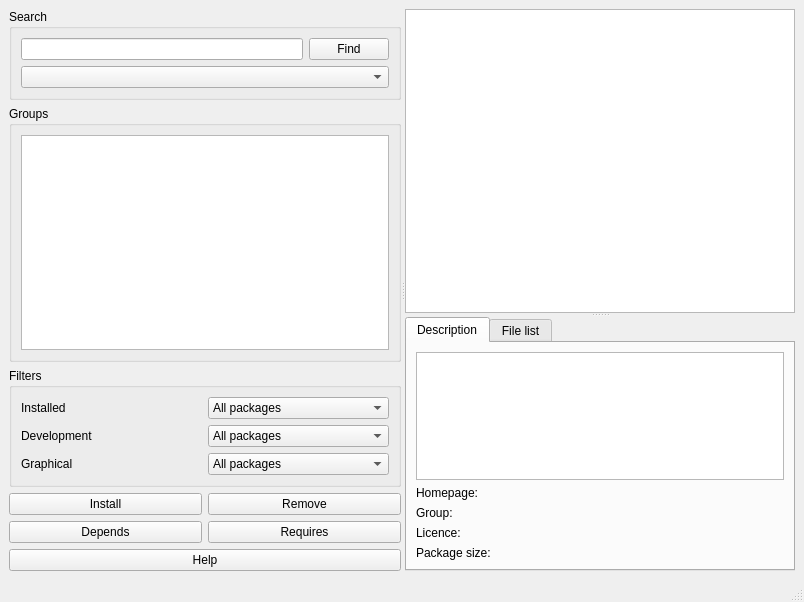
The window that gui/mainwindow.ui (freedesktop-unofficial-mirror/packagekit__PackageKit-Qt) describes before a commit, drawn with Qt 5.
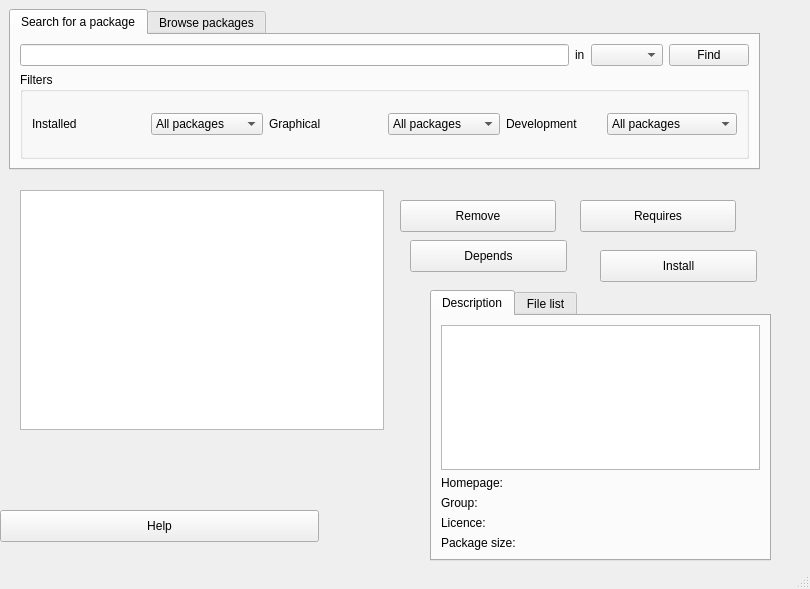
The same window after the commit. Icons and pictures are not drawn.

The edit to the form file:
```diff
--- a/gui/mainwindow.ui
+++ b/gui/mainwindow.ui
@@ -5,33 +5,46 @@
    <rect>
     <x>0</x>
     <y>0</y>
-    <width>804</width>
-    <height>602</height>
+    <width>810</width>
+    <height>589</height>
    </rect>
   </property>
   <property name="windowTitle" >
    <string>Add/Remove Software</string>
   </property>
   <widget class="QWidget" name="centralwidget" >
-   <layout class="QVBoxLayout" >
-    <item>
-     <widget class="QSplitter" name="splitter_2" >
-      <property name="orientation" >
-       <enum>Qt::Horizontal</enum>
-      </property>
-      <widget class="QWidget" name="layoutWidget" >
-       <layout class="QVBoxLayout" >
-        <item>
-         <widget class="QGroupBox" name="groupBox_3" >
-          <property name="title" >
-           <string>Search</string>
-          </property>
+   <widget class="QTabWidget" name="tabWidget" >
+    <property name="geometry" >
+     <rect>
+      <x>9</x>
+      <y>9</y>
+      <width>751</width>
+      <height>161</height>
+     </rect>
+    </property>
+    <property name="currentIndex" >
+     <number>0</number>
+    </property>
+    <widget class="QWidget" name="tab_3" >
+     <attribute name="title" >
+      <string>Search for a package</string>
+     </attribute>
           <layout class="QVBoxLayout" >
            <item>
             <layout class="QHBoxLayout" >
              <item>
               <widget class="QLineEdit" name="searchField" />
              </item>
+        <item>
+         <widget class="QLabel" name="label_2" >
+          <property name="text" >
+           <string>in</string>
+          </property>
+         </widget>
+        </item>
+        <item>
+         <widget class="QComboBox" name="comboBox" />
+        </item>
              <item>
               <widget class="QPushButton" name="buttonFind" >
                <property name="text" >
@@ -42,39 +55,21 @@
             </layout>
            </item>
            <item>
-            <widget class="QComboBox" name="comboBox" />
-           </item>
-          </layout>
-         </widget>
-        </item>
-        <item>
-         <widget class="QGroupBox" name="groupBox_2" >
-          <property name="title" >
-           <string>Groups</string>
-          </property>
-          <layout class="QVBoxLayout" >
-           <item>
-            <widget class="QListView" name="listView" />
-           </item>
-          </layout>
-         </widget>
-        </item>
-        <item>
          <widget class="QGroupBox" name="groupBox" >
           <property name="title" >
            <string>Filters</string>
           </property>
-          <layout class="QVBoxLayout" >
+        <layout class="QHBoxLayout" >
            <item>
-            <layout class="QGridLayout" >
-             <item row="0" column="0" >
+          <layout class="QHBoxLayout" >
+           <item>
               <widget class="QLabel" name="label_4" >
                <property name="text" >
                 <string>Installed</string>
                </property>
               </widget>
              </item>
-             <item row="0" column="1" >
+           <item>
               <widget class="QComboBox" name="comboInstalled" >
                <item>
                 <property name="text" >
@@ -93,14 +88,48 @@
                </item>
               </widget>
              </item>
-             <item row="1" column="0" >
+          </layout>
+         </item>
+         <item>
+          <layout class="QHBoxLayout" >
+           <item>
+            <widget class="QLabel" name="label_6" >
+             <property name="text" >
+              <string>Graphical</string>
+             </property>
+            </widget>
+           </item>
+           <item>
+            <widget class="QComboBox" name="comboGraphical" >
+             <item>
+              <property name="text" >
+               <string>All packages</string>
+              </property>
+             </item>
+             <item>
+              <property name="text" >
+               <string>Graphical</string>
+              </property>
+             </item>
+             <item>
+              <property name="text" >
+               <string>Text</string>
+              </property>
+             </item>
+            </widget>
+           </item>
+          </layout>
+         </item>
+         <item>
+          <layout class="QHBoxLayout" >
+           <item>
               <widget class="QLabel" name="label_5" >
                <property name="text" >
                 <string>Development</string>
                </property>
               </widget>
              </item>
-             <item row="1" column="1" >
+           <item>
               <widget class="QComboBox" name="comboDevelopment" >
                <item>
                 <property name="text" >
@@ -119,109 +148,42 @@
                </item>
               </widget>
              </item>
-             <item row="2" column="0" >
-              <widget class="QLabel" name="label_6" >
-               <property name="text" >
-                <string>Graphical</string>
-               </property>
-              </widget>
-             </item>
-             <item row="2" column="1" >
-              <widget class="QComboBox" name="comboGraphical" >
-               <item>
-                <property name="text" >
-                 <string>All packages</string>
-                </property>
-               </item>
-               <item>
-                <property name="text" >
-                 <string>Graphical</string>
-                </property>
-               </item>
-               <item>
-                <property name="text" >
-                 <string>Text</string>
-                </property>
-               </item>
-              </widget>
-             </item>
             </layout>
            </item>
           </layout>
          </widget>
         </item>
+     </layout>
+    </widget>
+    <widget class="QWidget" name="tab_4" >
+     <attribute name="title" >
+      <string>Browse packages</string>
+     </attribute>
+     <layout class="QHBoxLayout" >
         <item>
-         <layout class="QGridLayout" >
-          <item row="0" column="0" >
-           <widget class="QPushButton" name="buttonInstall" >
-            <property name="text" >
-             <string>Install</string>
-            </property>
-            <property name="icon" >
-             <iconset resource="resources.qrc" >:/pixmaps/install.svg</iconset>
-            </property>
-           </widget>
-          </item>
-          <item row="0" column="1" >
-           <widget class="QPushButton" name="buttonRemove" >
-            <property name="text" >
-             <string>Remove</string>
-            </property>
-            <property name="icon" >
-             <iconset resource="resources.qrc" >:/pixmaps/uninstall.svg</iconset>
-            </property>
-           </widget>
-          </item>
-          <item row="1" column="0" >
-           <widget class="QPushButton" name="buttonDepends" >
-            <property name="text" >
-             <string>Depends</string>
-            </property>
-            <property name="icon" >
-             <iconset resource="resources.qrc" >:/pixmaps/depends.svg</iconset>
-            </property>
-           </widget>
-          </item>
-          <item row="1" column="1" >
-           <widget class="QPushButton" name="buttonRequires" >
-            <property name="text" >
-             <string>Requires</string>
-            </property>
-            <property name="icon" >
-             <iconset resource="resources.qrc" >:/pixmaps/requires.svg</iconset>
-            </property>
-           </widget>
-          </item>
-          <item row="2" column="0" colspan="2" >
-           <widget class="QPushButton" name="buttonHelp" >
-            <property name="text" >
-             <string>Help</string>
-            </property>
-            <property name="icon" >
-             <iconset resource="resources.qrc" >:/pixmaps/help.svg</iconset>
-            </property>
-           </widget>
-          </item>
-         </layout>
-        </item>
-       </layout>
-      </widget>
-      <widget class="QSplitter" name="splitter" >
-       <property name="orientation" >
-        <enum>Qt::Vertical</enum>
-       </property>
-       <widget class="QListView" name="packageListView" >
-        <property name="sizePolicy" >
-         <sizepolicy vsizetype="Expanding" hsizetype="Expanding" >
-          <horstretch>0</horstretch>
-          <verstretch>2</verstretch>
-         </sizepolicy>
-        </property>
-        <property name="alternatingRowColors" >
-         <bool>true</bool>
-        </property>
+       <widget class="QGroupBox" name="groupBox_2" >
+        <property name="title" >
+         <string>Groups</string>
+        </property>
+        <layout class="QVBoxLayout" >
+         <item>
+          <widget class="QListView" name="groupsView" />
+         </item>
+        </layout>
+       </widget>
+      </item>
+     </layout>
+    </widget>
        </widget>
        <widget class="QTabWidget" name="descriptionTabs" >
+    <property name="geometry" >
+     <rect>
+      <x>430</x>
+      <y>290</y>
+      <width>341</width>
+      <height>271</height>
+     </rect>
+    </property>
         <property name="sizePolicy" >
          <sizepolicy vsizetype="Expanding" hsizetype="Expanding" >
           <horstretch>0</horstretch>
@@ -240,15 +202,15 @@
            <widget class="QTextBrowser" name="detail_desc" />
           </item>
           <item>
-           <layout class="QHBoxLayout" >
-            <item>
+       <layout class="QGridLayout" >
+        <item row="0" column="0" >
              <widget class="QLabel" name="label_11" >
               <property name="text" >
                <string>Homepage:</string>
               </property>
              </widget>
             </item>
-            <item>
+        <item row="0" column="1" >
              <widget class="QLabel" name="detail_url" >
               <property name="text" >
                <string/>
@@ -264,54 +226,42 @@
               </property>
              </widget>
             </item>
-           </layout>
-          </item>
-          <item>
-           <layout class="QHBoxLayout" >
-            <item>
+        <item row="1" column="0" >
              <widget class="QLabel" name="label_9" >
               <property name="text" >
                <string>Group:</string>
               </property>
              </widget>
             </item>
-            <item>
+        <item row="1" column="1" >
              <widget class="QLabel" name="detail_group" >
               <property name="text" >
                <string/>
               </property>
              </widget>
             </item>
-           </layout>
-          </item>
-          <item>
-           <layout class="QHBoxLayout" >
-            <item>
+        <item row="2" column="0" >
              <widget class="QLabel" name="label_7" >
               <property name="text" >
                <string>Licence:</string>
               </property>
              </widget>
             </item>
-            <item>
+        <item row="2" column="1" >
              <widget class="QLabel" name="detail_licence" >
               <property name="text" >
                <string/>
               </property>
              </widget>
             </item>
-           </layout>
-          </item>
-          <item>
-           <layout class="QHBoxLayout" >
-            <item>
+        <item row="3" column="0" >
              <widget class="QLabel" name="label" >
               <property name="text" >
                <string>Package size:</string>
               </property>
              </widget>
             </item>
-            <item>
+        <item row="3" column="1" >
              <widget class="QLabel" name="detail_size" >
               <property name="text" >
                <string/>
@@ -337,10 +287,105 @@
          </layout>
         </widget>
        </widget>
-      </widget>
-     </widget>
-    </item>
-   </layout>
+   <widget class="QListView" name="packageListView" >
+    <property name="geometry" >
+     <rect>
+      <x>20</x>
+      <y>190</y>
+      <width>364</width>
+      <height>240</height>
+     </rect>
+    </property>
+    <property name="sizePolicy" >
+     <sizepolicy vsizetype="Expanding" hsizetype="Expanding" >
+      <horstretch>0</horstretch>
+      <verstretch>2</verstretch>
+     </sizepolicy>
+    </property>
+    <property name="alternatingRowColors" >
+     <bool>true</bool>
+    </property>
+   </widget>
+   <widget class="QPushButton" name="buttonInstall" >
+    <property name="geometry" >
+     <rect>
+      <x>600</x>
+      <y>250</y>
+      <width>157</width>
+      <height>32</height>
+     </rect>
+    </property>
+    <property name="text" >
+     <string>Install</string>
+    </property>
+    <property name="icon" >
+     <iconset resource="resources.qrc" >:/pixmaps/install.svg</iconset>
+    </property>
+   </widget>
+   <widget class="QPushButton" name="buttonRemove" >
+    <property name="geometry" >
+     <rect>
+      <x>400</x>
+      <y>200</y>
+      <width>156</width>
+      <height>32</height>
+     </rect>
+    </property>
+    <property name="text" >
+     <string>Remove</string>
+    </property>
+    <property name="icon" >
+     <iconset resource="resources.qrc" >:/pixmaps/uninstall.svg</iconset>
+    </property>
+   </widget>
+   <widget class="QPushButton" name="buttonRequires" >
+    <property name="geometry" >
+     <rect>
+      <x>580</x>
+      <y>200</y>
+      <width>156</width>
+      <height>32</height>
+     </rect>
+    </property>
+    <property name="text" >
+     <string>Requires</string>
+    </property>
+    <property name="icon" >
+     <iconset resource="resources.qrc" >:/pixmaps/requires.svg</iconset>
+    </property>
+   </widget>
+   <widget class="QPushButton" name="buttonDepends" >
+    <property name="geometry" >
+     <rect>
+      <x>410</x>
+      <y>240</y>
+      <width>157</width>
+      <height>32</height>
+     </rect>
+    </property>
+    <property name="text" >
+     <string>Depends</string>
+    </property>
+    <property name="icon" >
+     <iconset resource="resources.qrc" >:/pixmaps/depends.svg</iconset>
+    </property>
+   </widget>
+   <widget class="QPushButton" name="buttonHelp" >
+    <property name="geometry" >
+     <rect>
+      <x>0</x>
+      <y>510</y>
+      <width>319</width>
+      <height>32</height>
+     </rect>
+    </property>
+    <property name="text" >
+     <string>Help</string>
+    </property>
+    <property name="icon" >
+     <iconset resource="resources.qrc" >:/pixmaps/help.svg</iconset>
+    </property>
+   </widget>
   </widget>
   <widget class="QStatusBar" name="statusbar" />
  </widget>
```
Lines whose indentation alone changed are shown as unchanged.
